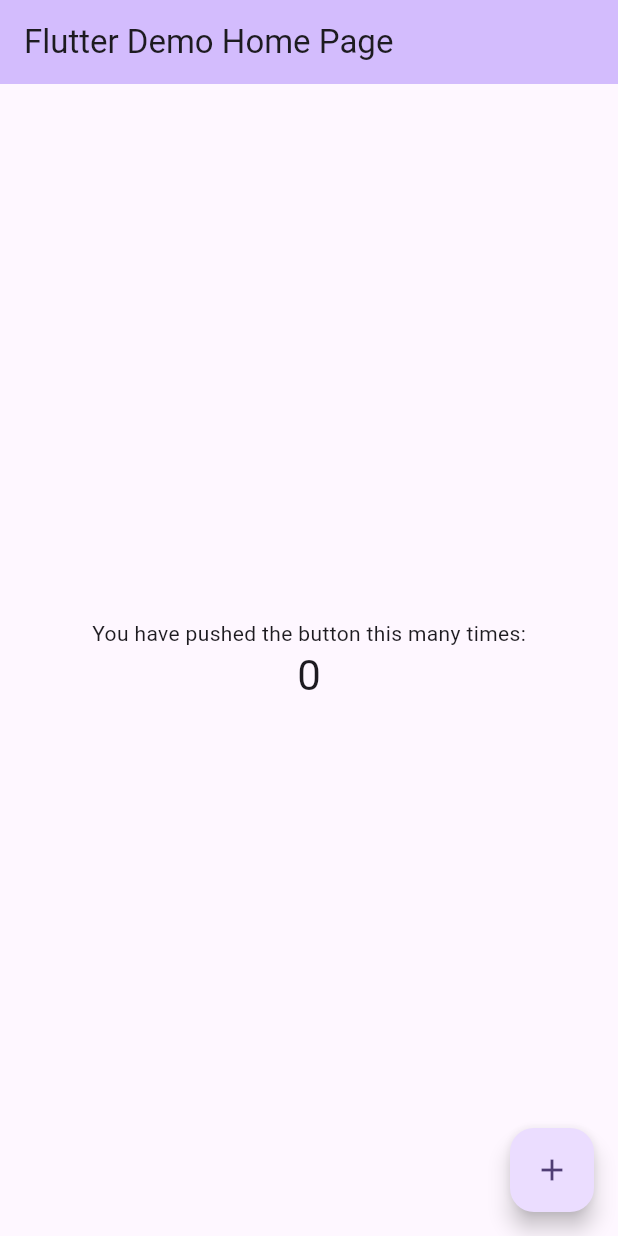
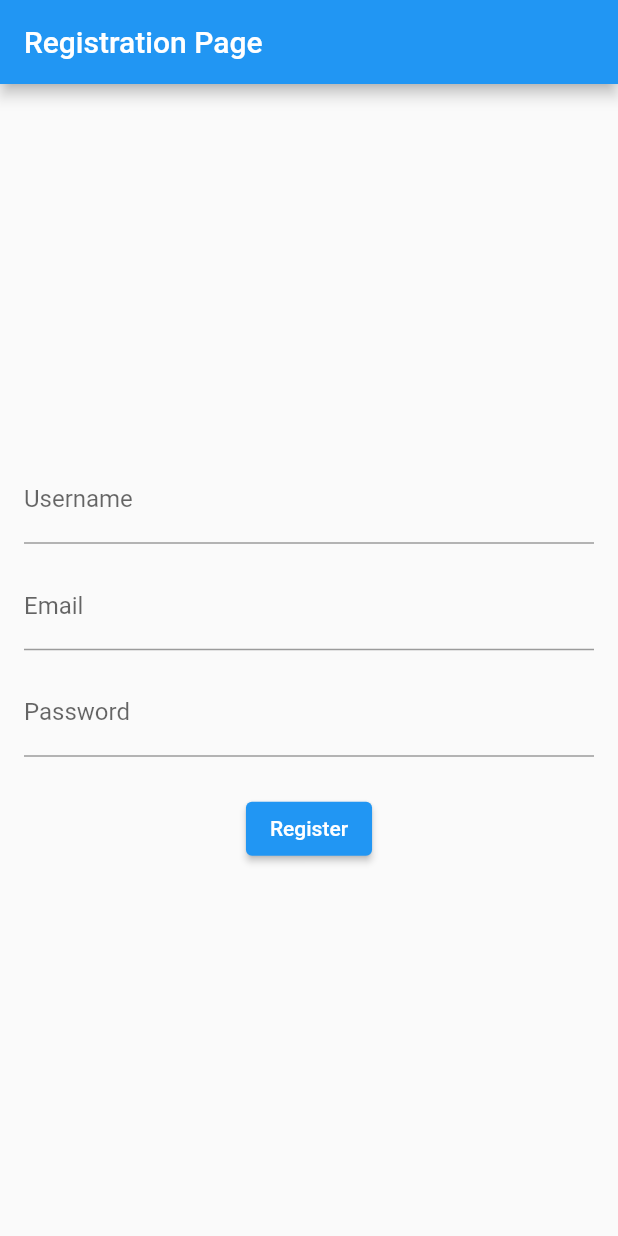
Before and after one commit to GirijaMalunjkar/Sawant_Dairy_Billing_App, a Flutter app: the screen it shows after launch, on a phone screen of 412 x 824 dp. Run offline on Flutter 3.47's test engine with Material 2 defaults, Android fonts, the phone set to English and light mode, and no system bars.

Commit message:
Registration Login and Billing page.

```diff
--- a/lib/main.dart
+++ b/lib/main.dart
@@ -1,125 +1,21 @@
+import 'package:billing_application/billing.dart';
+import 'package:billing_application/registration.dart';
 import 'package:flutter/material.dart';
+import 'login.dart'; // Import your LoginPage file
 
-void main() {
-  runApp(const MyApp());
-}
+void main() => runApp(MyApp());
 
 class MyApp extends StatelessWidget {
-  const MyApp({super.key});
-
-  // This widget is the root of your application.
   @override
   Widget build(BuildContext context) {
     return MaterialApp(
-      title: 'Flutter Demo',
-      theme: ThemeData(
-        // This is the theme of your application.
-        //
-        // TRY THIS: Try running your application with "flutter run". You'll see
-        // the application has a blue toolbar. Then, without quitting the app,
-        // try changing the seedColor in the colorScheme below to Colors.green
-        // and then invoke "hot reload" (save your changes or press the "hot
-        // reload" button in a Flutter-supported IDE, or press "r" if you used
-        // the command line to start the app).
-        //
-        // Notice that the counter didn't reset back to zero; the application
-        // state is not lost during the reload. To reset the state, use hot
-        // restart instead.
-        //
-        // This works for code too, not just values: Most code changes can be
-        // tested with just a hot reload.
-        colorScheme: ColorScheme.fromSeed(seedColor: Colors.deepPurple),
-        useMaterial3: true,
-      ),
-      home: const MyHomePage(title: 'Flutter Demo Home Page'),
+      title: 'Simple Login App',
+      initialRoute: '/registration',
+      routes: {
+        '/registration': (context) => RegistrationPage(),
+        '/login': (context) => LoginPage(),
+        '/billing': (context) => BillingPage(),
+      },
     );
   }
 }
-
-class MyHomePage extends StatefulWidget {
-  const MyHomePage({super.key, required this.title});
-
-  // This widget is the home page of your application. It is stateful, meaning
-  // that it has a State object (defined below) that contains fields that affect
-  // how it looks.
-
-  // This class is the configuration for the state. It holds the values (in this
-  // case the title) provided by the parent (in this case the App widget) and
-  // used by the build method of the State. Fields in a Widget subclass are
-  // always marked "final".
-
-  final String title;
-
-  @override
-  State<MyHomePage> createState() => _MyHomePageState();
-}
-
-class _MyHomePageState extends State<MyHomePage> {
-  int _counter = 0;
-
-  void _incrementCounter() {
-    setState(() {
-      // This call to setState tells the Flutter framework that something has
-      // changed in this State, which causes it to rerun the build method below
-      // so that the display can reflect the updated values. If we changed
-      // _counter without calling setState(), then the build method would not be
-      // called again, and so nothing would appear to happen.
-      _counter++;
-    });
-  }
-
-  @override
-  Widget build(BuildContext context) {
-    // This method is rerun every time setState is called, for instance as done
-    // by the _incrementCounter method above.
-    //
-    // The Flutter framework has been optimized to make rerunning build methods
-    // fast, so that you can just rebuild anything that needs updating rather
-    // than having to individually change instances of widgets.
-    return Scaffold(
-      appBar: AppBar(
-        // TRY THIS: Try changing the color here to a specific color (to
-        // Colors.amber, perhaps?) and trigger a hot reload to see the AppBar
-        // change color while the other colors stay the same.
-        backgroundColor: Theme.of(context).colorScheme.inversePrimary,
-        // Here we take the value from the MyHomePage object that was created by
-        // the App.build method, and use it to set our appbar title.
-        title: Text(widget.title),
-      ),
-      body: Center(
-        // Center is a layout widget. It takes a single child and positions it
-        // in the middle of the parent.
-        child: Column(
-          // Column is also a layout widget. It takes a list of children and
-          // arranges them vertically. By default, it sizes itself to fit its
-          // children horizontally, and tries to be as tall as its parent.
-          //
-          // Column has various properties to control how it sizes itself and
-          // how it positions its children. Here we use mainAxisAlignment to
-          // center the children vertically; the main axis here is the vertical
-          // axis because Columns are vertical (the cross axis would be
-          // horizontal).
-          //
-          // TRY THIS: Invoke "debug painting" (choose the "Toggle Debug Paint"
-          // action in the IDE, or press "p" in the console), to see the
-          // wireframe for each widget.
-          mainAxisAlignment: MainAxisAlignment.center,
-          children: <Widget>[
-            const Text(
-              'You have pushed the button this many times:',
-            ),
-            Text(
-              '$_counter',
-              style: Theme.of(context).textTheme.headlineMedium,
-            ),
-          ],
-        ),
-      ),
-      floatingActionButton: FloatingActionButton(
-        onPressed: _incrementCounter,
-        tooltip: 'Increment',
-        child: const Icon(Icons.add),
-      ), // This trailing comma makes auto-formatting nicer for build methods.
-    );
-  }
-}
--- /dev/null
+++ b/lib/registration.dart
@@ -0,0 +1,69 @@
+import 'package:billing_application/login.dart';
+import 'package:flutter/material.dart';
+
+class RegistrationPage extends StatefulWidget {
+  @override
+  _RegistrationPageState createState() => _RegistrationPageState();
+}
+
+class _RegistrationPageState extends State<RegistrationPage> {
+  final TextEditingController _usernameController = TextEditingController();
+  final TextEditingController _emailController = TextEditingController();
+  final TextEditingController _passwordController = TextEditingController();
+
+  void _register() {
+    // Implement your registration logic here
+    String username = _usernameController.text;
+    String email = _emailController.text;
+    String password = _passwordController.text;
+
+    // You can perform validation and registration logic here
+    // For example, you can send the registration data to an API or save it locally.
+    // Placeholder code for demonstration:
+    print(
+        'Registered: Username - $username, Email - $email, Password - $password');
+
+    Navigator.push(
+      context,
+      MaterialPageRoute(builder: (context) => LoginPage()),
+    );
+  }
+
+  @override
+  Widget build(BuildContext context) {
+    return Scaffold(
+      appBar: AppBar(
+        title: Text('Registration Page'),
+      ),
+      body: Padding(
+        padding: EdgeInsets.all(16.0),
+        child: Column(
+          mainAxisAlignment: MainAxisAlignment.center,
+          children: <Widget>[
+            TextField(
+              controller: _usernameController,
+              decoration: InputDecoration(labelText: 'Username'),
+            ),
+            SizedBox(height: 12),
+            TextField(
+              controller: _emailController,
+              keyboardType: TextInputType.emailAddress,
+              decoration: InputDecoration(labelText: 'Email'),
+            ),
+            SizedBox(height: 12),
+            TextField(
+              controller: _passwordController,
+              obscureText: true,
+              decoration: InputDecoration(labelText: 'Password'),
+            ),
+            SizedBox(height: 24),
+            ElevatedButton(
+              onPressed: _register,
+              child: Text('Register'),
+            ),
+          ],
+        ),
+      ),
+    );
+  }
+}
--- a/pubspec.yaml
+++ b/pubspec.yaml
@@ -30,11 +30,10 @@ environment:
 dependencies:
   flutter:
     sdk: flutter
-
-
   # The following adds the Cupertino Icons font to your application.
   # Use with the CupertinoIcons class for iOS style icons.
   cupertino_icons: ^1.0.2
+  firebase_auth: ^4.10.1
 
 dev_dependencies:
   flutter_test:
```
Also changed, not shown: lib/billing.dart (added, +75 -0 lines), lib/login.dart (added, +57 -0 lines), lib/product.dart (added, +7 -0 lines), pubspec.lock, 4 other files.
